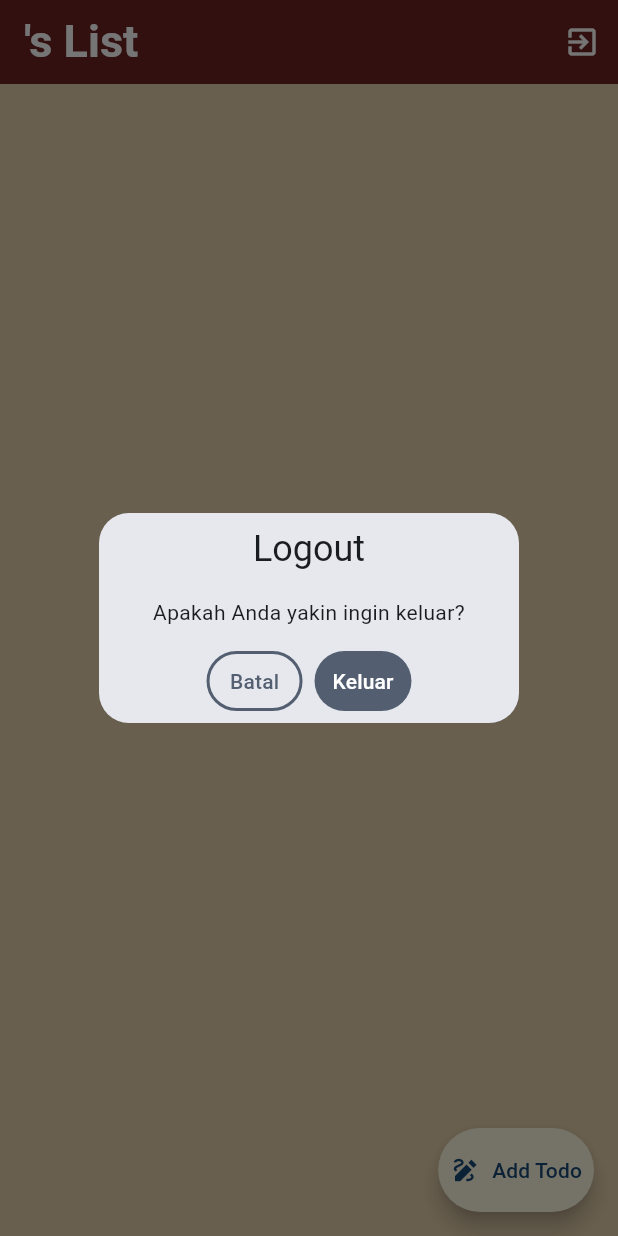
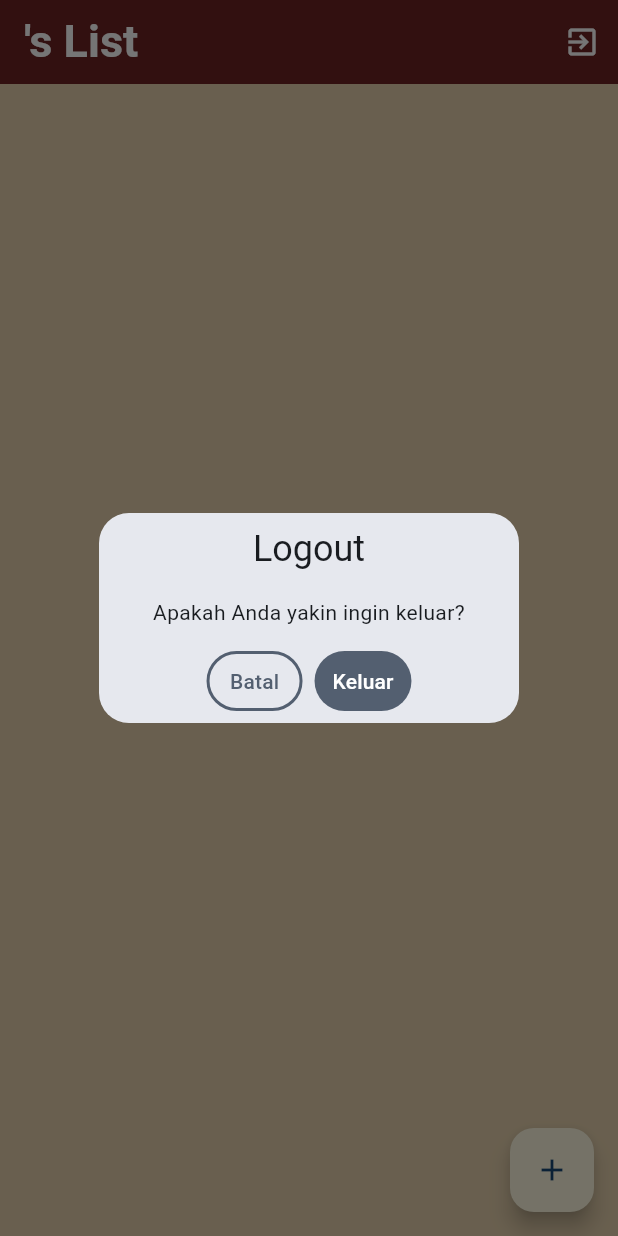
Before and after one commit to FayruzAldi/Firebase_Team, a Flutter app: the TodoPage screen opened by its route, after a tap on the "exit to app" icon, on a phone screen of 412 x 824 dp. Run offline on Flutter 3.47's test engine with Material 3 defaults, Android fonts, the phone set to English and light mode, and no system bars; our stand-ins replace cloud_firestore, firebase_auth, firebase_core, get, google_sign_in; accounts and stored records are empty.

Commit message:
style: [ON] styling

```diff
--- a/lib/pages/todo_page.dart
+++ b/lib/pages/todo_page.dart
@@ -2,6 +2,7 @@ import 'package:flutter/material.dart';
 import 'package:get/get.dart';
 import 'package:to_do_list_app/Models/Todo_model.dart';
 import 'package:to_do_list_app/controllers/Todolist_controller.dart';
+import 'package:to_do_list_app/routes/route.dart';
 import 'package:to_do_list_app/widgets/mycolors.dart';
 import 'package:firebase_auth/firebase_auth.dart';
 import 'package:google_sign_in/google_sign_in.dart';
@@ -51,7 +52,7 @@ class TodoPage extends StatelessWidget {
                     }
 
                     // Redirect to the login page
-                    Get.offAllNamed('/login');
+                    Get.offAllNamed(MyRoutes.login);
                   } catch (e) {
                     Get.snackbar(
                       'Error',
@@ -176,23 +177,14 @@ class TodoPage extends StatelessWidget {
           );
         },
       ),
-      floatingActionButton: FloatingActionButton.extended(
+      floatingActionButton: FloatingActionButton(
         onPressed: () {
           // Show dialog or navigate to a page for adding a new Todo
           todolistController.showFloatingWindow(context,
               "Title"); // Replace with your method to show the dialog or screen
         },
-        icon: Icon(
-          Icons.draw_sharp,
-          size: 20,
-        ),
-        label: Text("Add Todo"),
+        child: Icon(Icons.add),
         backgroundColor: ColorTile,
-        shape: RoundedRectangleBorder(
-          borderRadius: BorderRadius.circular(40), // Adjust this value for more or less rounding
-        ),
-        extendedPadding: EdgeInsets.symmetric(
-            horizontal:8), // Optional: Adjust the horizontal padding to control text width
       ),
     );
   }
```
